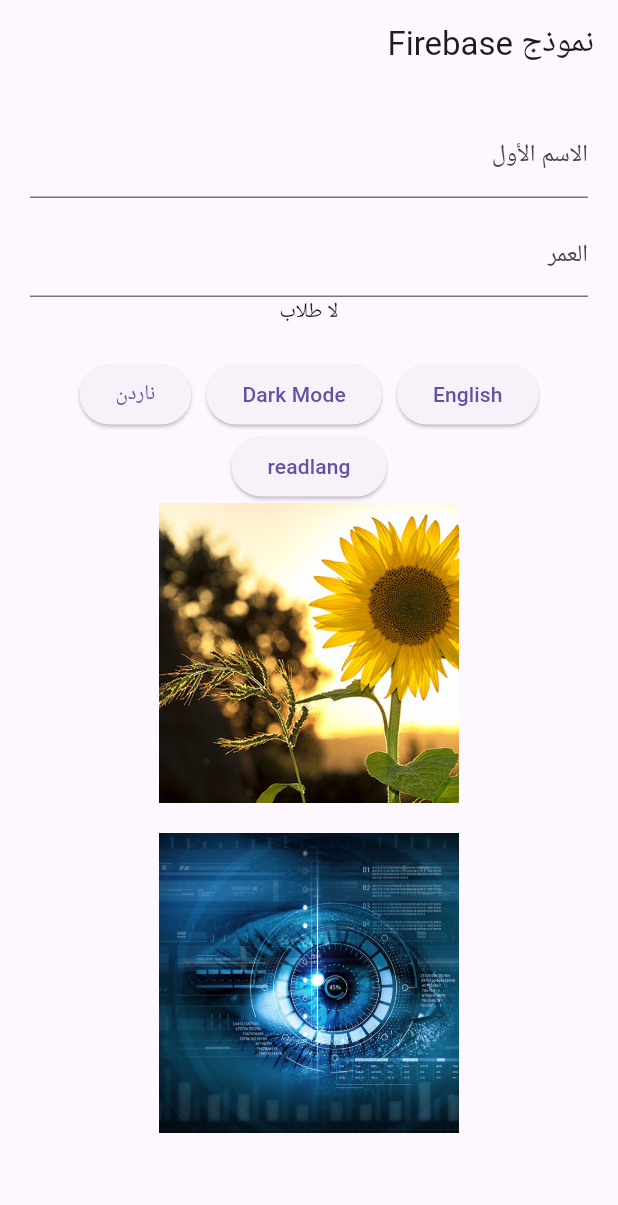
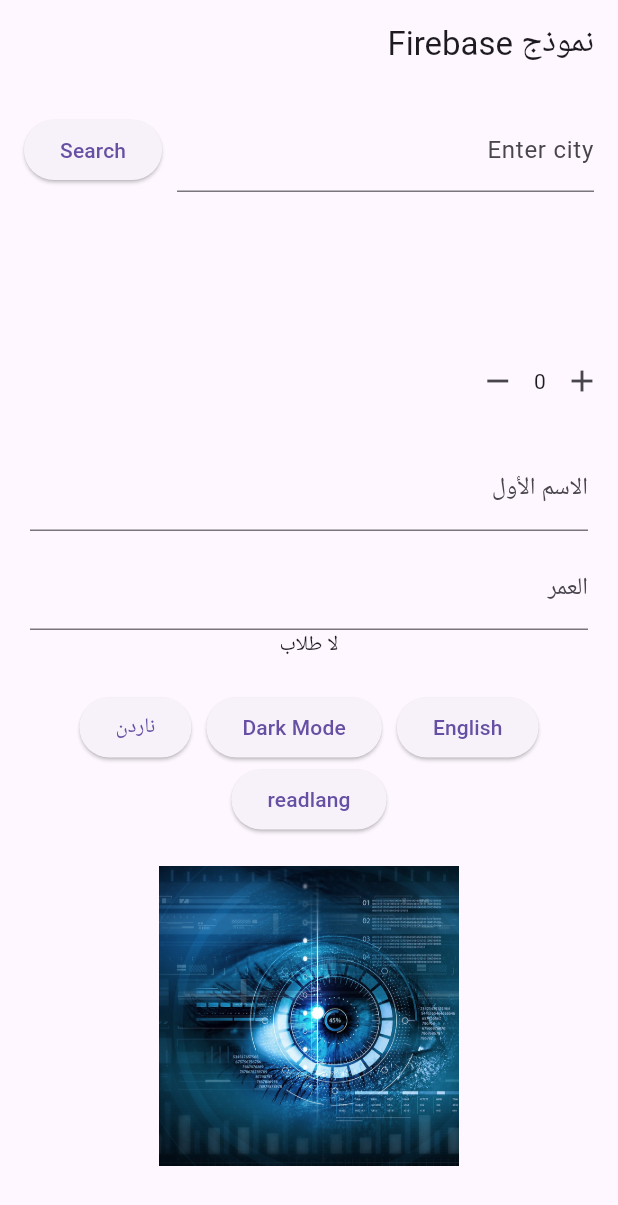
Before and after one commit to chraakhan/internshipprac, a Flutter app: the screen it shows after launch, on a phone screen of 412 x 824 dp. Shown: the top 1205 px of the screen. Run offline on Flutter 3.47's test engine with Material 3 defaults, Android fonts, the phone set to English and light mode, and no system bars; our stand-ins replace cloud_firestore, dio, easy_localization, firebase_core, flutter_bloc, shared_preferences; accounts and stored records are empty.

Commit message:
i added API and implemented cubit for theme, students,and counter but not for API yet

```diff
--- /dev/null
+++ b/lib/cubits/counter_cubit.dart
@@ -0,0 +1,12 @@
+import 'package:flutter_bloc/flutter_bloc.dart';
+
+class CounterCubit extends Cubit<int> {
+  CounterCubit() : super(0);
+  // 👆 starts at 0
+
+  void increment() => emit(state + 1);
+  // 👆 adds 1
+
+  void decrement() => emit(state - 1);
+  // 👆 removes 1
+}
--- /dev/null
+++ b/lib/cubits/student_cubit.dart
@@ -0,0 +1,71 @@
+import 'package:flutter_bloc/flutter_bloc.dart';
+import 'package:cloud_firestore/cloud_firestore.dart';
+
+// ── STATE ──────────────────────────────────────────
+// this describes everything the student form needs
+class StudentState {
+  final int studentCount;
+  final bool hasSubmitted;
+  final String submittedName;
+  final String submittedAge;
+  final bool isLoading;
+
+  const StudentState({
+    this.studentCount = 0,
+    this.hasSubmitted = false,
+    this.submittedName = '',
+    this.submittedAge = '',
+    this.isLoading = false,
+  });
+  // 👆 all values start empty/zero/false by default
+
+  StudentState copyWith({
+    int? studentCount,
+    bool? hasSubmitted,
+    String? submittedName,
+    String? submittedAge,
+    bool? isLoading,
+  }) {
+    return StudentState(
+      studentCount: studentCount ?? this.studentCount,
+      hasSubmitted: hasSubmitted ?? this.hasSubmitted,
+      submittedName: submittedName ?? this.submittedName,
+      submittedAge: submittedAge ?? this.submittedAge,
+      isLoading: isLoading ?? this.isLoading,
+    );
+  }
+
+  // 👆 copyWith lets us change only ONE value
+  //    and keep everything else the same
+  //    example: copyWith(studentCount: 5)
+  //    only changes studentCount, rest stays the same
+}
+
+// ── CUBIT ──────────────────────────────────────────
+class StudentCubit extends Cubit<StudentState> {
+  StudentCubit() : super(const StudentState());
+  // 👆 start with empty state
+
+  Future<void> submitStudent(String name, String age) async {
+    emit(state.copyWith(isLoading: true));
+    // 👆 show loading spinner
+
+    await FirebaseFirestore.instance.collection('students').add({
+      'name': name,
+      'age': age,
+      'time': DateTime.now().toString(),
+    });
+    // 👆 save to Firebase
+
+    emit(
+      state.copyWith(
+        isLoading: false,
+        hasSubmitted: true,
+        submittedName: name,
+        submittedAge: age,
+        studentCount: state.studentCount + 1,
+      ),
+    );
+    // 👆 update everything at once after Firebase saves
+  }
+}
--- /dev/null
+++ b/lib/home_page.dart
@@ -0,0 +1,228 @@
+import 'package:easy_localization/easy_localization.dart';
+import 'package:flutter/material.dart';
+import 'package:flutter_bloc/flutter_bloc.dart';
+import 'package:intl/intl.dart';
+import 'package:shared_preferences/shared_preferences.dart';
+import 'cubits/counter_cubit.dart';
+import 'cubits/theme_cubit.dart';
+import 'cubits/student_cubit.dart';
+import '../services/weather_service.dart';
+
+class HomePage extends StatefulWidget {
+  const HomePage({super.key});
+
+  @override
+  State<HomePage> createState() => _HomePageState();
+}
+
+class _HomePageState extends State<HomePage> {
+  final nameController = TextEditingController();
+  final ageController = TextEditingController();
+  final _weatherService = WeatherService();
+  String temperature = '';
+  String description = '';
+  final cityController = TextEditingController();
+  // 👆 your original controllers, exactly the same
+
+  void fetchWeather() async {
+    if (cityController.text.trim().isEmpty) return;
+    final data = await _weatherService.getWeather(cityController.text);
+    setState(() {
+      temperature = '${data['main']['temp']}°C';
+      description = data['weather'][0]['description'];
+    });
+  }
+
+  @override
+  void initState() {
+    super.initState();
+    fetchWeather();
+  }
+
+  @override
+  void dispose() {
+    nameController.dispose();
+    ageController.dispose();
+    cityController.dispose();
+    super.dispose();
+  }
+
+  @override
+  Widget build(BuildContext context) {
+    return Scaffold(
+      appBar: AppBar(title: Text("title".tr())),
+      // 👆 your original appBar, exactly the same
+      body: Column(
+        children: [
+          // ── COUNTER SECTION ──────────────────────
+          // your original counter Row
+          // only change: setState → Cubit
+          Padding(
+            padding: const EdgeInsets.all(16),
+            child: Row(
+              children: [
+                Expanded(
+                  child: TextField(
+                    controller: cityController,
+                    decoration: InputDecoration(labelText: 'Enter city'),
+                  ),
+                ),
+                const SizedBox(width: 10),
+                ElevatedButton(
+                  onPressed: () => fetchWeather(),
+                  child: Text('Search'),
+                ),
+              ],
+            ),
+          ),
+          Text(temperature, style: TextStyle(fontSize: 40)),
+          Text(description, style: TextStyle(fontSize: 20)),
+          BlocBuilder<CounterCubit, int>(
+            builder: (context, counter) {
+              return Row(
+                children: [
+                  IconButton(
+                    onPressed: () => context.read<CounterCubit>().increment(),
+                    icon: Icon(Icons.add),
+                  ),
+                  Text("$counter"),
+                  IconButton(
+                    onPressed: () => context.read<CounterCubit>().decrement(),
+                    icon: Icon(Icons.remove),
+                  ),
+                ],
+              );
+            },
+          ),
+
+          // ── EVERYTHING ELSE ───────────────────────
+          // your original Padding + Column, exactly the same
+          Padding(
+            padding: const EdgeInsets.all(20),
+            child: Column(
+              children: [
+                // your original text fields
+                TextField(
+                  controller: nameController,
+                  decoration: InputDecoration(labelText: "firstname".tr()),
+                ),
+                const SizedBox(height: 10),
+                TextField(
+                  controller: ageController,
+                  keyboardType: TextInputType.number,
+                  decoration: InputDecoration(labelText: "age".tr()),
+                ),
+
+                // student count and welcome text
+                // only change: setState → Cubit
+                BlocBuilder<StudentCubit, StudentState>(
+                  builder: (context, state) {
+                    return Column(
+                      children: [
+                        Text(
+                          "students".plural(
+                            state.studentCount,
+                            format: NumberFormat.decimalPattern(),
+                          ),
+                        ),
+                        if (state.hasSubmitted)
+                          Text(
+                            'welcome'.tr(
+                              args: [state.submittedName, state.submittedAge],
+                            ),
+                          ),
+                      ],
+                    );
+                  },
+                ),
+
+                const SizedBox(height: 20),
+
+                // your original buttons row
+                Row(
+                  mainAxisAlignment: MainAxisAlignment.center,
+                  children: [
+                    // language button — exactly the same
+                    ElevatedButton(
+                      onPressed: () async {
+                        final prefs = await SharedPreferences.getInstance();
+                        if (context.locale == Locale('ar')) {
+                          context.setLocale(Locale('en'));
+                          prefs.setString('lang', 'en');
+                        } else {
+                          context.setLocale(Locale('ar'));
+                          prefs.setString('lang', 'ar');
+                        }
+                      },
+                      child: Text(
+                        context.locale == Locale('ar') ? 'English' : 'عربي',
+                      ),
+                    ),
+                    const SizedBox(width: 10),
+
+                    // dark mode button
+                    // only change: widget.onThemeToggle → Cubit
+                    BlocBuilder<ThemeCubit, bool>(
+                      builder: (context, isDarkMode) {
+                        return ElevatedButton(
+                          onPressed: () =>
+                              context.read<ThemeCubit>().toggleTheme(),
+                          child: Text(isDarkMode ? 'Light Mode' : 'Dark Mode'),
+                        );
+                      },
+                    ),
+                    const SizedBox(width: 10),
+
+                    // submit button
+                    // only change: sendData() → Cubit
+                    BlocBuilder<StudentCubit, StudentState>(
+                      builder: (context, state) {
+                        return ElevatedButton(
+                          onPressed: state.isLoading
+                              ? null
+                              : () {
+                                  context.read<StudentCubit>().submitStudent(
+                                    nameController.text,
+                                    ageController.text,
+                                  );
+                                  nameController.clear();
+                                  ageController.clear();
+                                },
+                          child: state.isLoading
+                              ? CircularProgressIndicator()
+                              : Text("submit").tr(),
+                        );
+                      },
+                    ),
+                  ],
+                ),
+
+                // read language button — exactly the same
+                ElevatedButton(
+                  onPressed: () async {
+                    final prefs = await SharedPreferences.getInstance();
+                    final String? lang = prefs.getString('lang');
+                    ScaffoldMessenger.of(
+                      context,
+                    ).showSnackBar(SnackBar(content: Text('$lang'.tr())));
+                  },
+                  child: Text("readlang").tr(),
+                ),
+
+                // your original images — exactly the same
+                const SizedBox(height: 20),
+                Image.asset(
+                  'assets/images/image2.jpeg',
+                  width: 200,
+                  height: 200,
+                  fit: BoxFit.cover,
+                ),
+                const SizedBox(height: 20),
+              ],
+            ),
+          ),
+        ],
+      ),
+    );
+  }
+}
--- a/lib/main.dart
+++ b/lib/main.dart
@@ -1,216 +1,69 @@
 import 'package:easy_localization/easy_localization.dart';
 import 'package:flutter/material.dart';
 import 'package:firebase_core/firebase_core.dart';
-import 'package:cloud_firestore/cloud_firestore.dart';
+import 'package:flutter_bloc/flutter_bloc.dart';
 import 'firebase_options.dart';
-import 'package:intl/intl.dart';
-import 'package:shared_preferences/shared_preferences.dart';
+import 'cubits/counter_cubit.dart';
+import 'cubits/theme_cubit.dart';
+import 'cubits/student_cubit.dart';
+import 'home_page.dart';
 
 void main() async {
   WidgetsFlutterBinding.ensureInitialized();
   await EasyLocalization.ensureInitialized();
-
   await Firebase.initializeApp(options: DefaultFirebaseOptions.currentPlatform);
 
   runApp(
     EasyLocalization(
-      child: const MyApp(),
       supportedLocales: const [Locale('en'), Locale('ar')],
       path: 'assets/translations',
       startLocale: const Locale('ar'),
+      child: const MyApp(),
     ),
   );
 }
 
-// CHANGED: StatelessWidget → StatefulWidget so it can hold _isDarkMode
-class MyApp extends StatefulWidget {
+class MyApp extends StatelessWidget {
+  // 👆 no longer StatefulWidget — Cubits handle everything now
   const MyApp({super.key});
 
   @override
-  State<MyApp> createState() => _MyAppState();
-}
-
-class _MyAppState extends State<MyApp> {
-  bool _isDarkMode = false; // MOVED here from HomePage
-
-  @override
-  void initState() {
-    super.initState();
-    _loadTheme(); // read the notebook when app opens
-  }
-
-  Future<void> _loadTheme() async {
-    final prefs = await SharedPreferences.getInstance(); // open notebook
-    setState(() {
-      _isDarkMode = prefs.getBool('isDarkMode') ?? false; // read value
-    });
-  }
-
-  @override
   Widget build(BuildContext context) {
-    return MaterialApp(
-      localizationsDelegates: context.localizationDelegates,
-      supportedLocales: context.supportedLocales,
-      locale: context.locale,
-      debugShowCheckedModeBanner: false,
-      theme: ThemeData.light(), // ADDED — light mode colors
-      darkTheme: ThemeData.dark(), // ADDED — dark mode colors
-      // ADDED — this is what actually switches the app theme
-      themeMode: _isDarkMode ? ThemeMode.dark : ThemeMode.light,
-      home: HomePage(
-        isDarkMode: _isDarkMode, // ADDED — pass value down to HomePage
-        onThemeToggle: () async {
-          // ADDED — pass toggle action down to HomePage
-          final prefs = await SharedPreferences.getInstance();
-          setState(() {
-            _isDarkMode = !_isDarkMode; // flip the value
-          });
-          await prefs.setBool('isDarkMode', _isDarkMode); // save to notebook
+    return MultiBlocProvider(
+      // 👆 provides ALL 3 cubits to the whole app at once
+      providers: [
+        BlocProvider(
+          create: (_) => ThemeCubit()..loadTheme(),
+          // 👆 create ThemeCubit AND immediately load saved theme
+          //    .. means "call loadTheme() on the same object"
+        ),
+        BlocProvider(
+          create: (_) => CounterCubit(),
+          // 👆 create CounterCubit, starts at 0
+        ),
+        BlocProvider(
+          create: (_) => StudentCubit(),
+          // 👆 create StudentCubit, starts with empty state
+        ),
+      ],
+      child: BlocBuilder<ThemeCubit, bool>(
+        // 👆 watches ThemeCubit — rebuilds MaterialApp when theme changes
+        builder: (context, isDarkMode) {
+          return MaterialApp(
+            localizationsDelegates: context.localizationDelegates,
+            supportedLocales: context.supportedLocales,
+            locale: context.locale,
+            debugShowCheckedModeBanner: false,
+            theme: ThemeData.light(),
+            darkTheme: ThemeData.dark(),
+            themeMode: isDarkMode ? ThemeMode.dark : ThemeMode.light,
+            // 👆 isDarkMode comes from ThemeCubit automatically
+            home: HomePage(),
+            // 👆 no more passing isDarkMode and onThemeToggle down!
+            //    HomePage gets them directly from the Cubit
+          );
         },
       ),
     );
   }
 }
-
-// CHANGED: added isDarkMode and onThemeToggle parameters
-class HomePage extends StatefulWidget {
-  final bool isDarkMode;
-  final VoidCallback onThemeToggle;
-
-  const HomePage({
-    super.key,
-    required this.isDarkMode,
-    required this.onThemeToggle,
-  });
-
-  @override
-  State<HomePage> createState() => _HomePageState();
-}
-
-class _HomePageState extends State<HomePage> {
-  final nameController = TextEditingController();
-  final ageController = TextEditingController();
-  int _submitCount = 0;
-  int _studentCount = 0;
-  bool _hasSubmitted = false; // false = not submitted yet
-  String _submittedName = '';
-  String _submittedAge = '';
-  // REMOVED: _isDarkMode, _loadTheme, _saveTheme — they moved to MyApp
-
-  Future<void> sendData() async {
-    await FirebaseFirestore.instance.collection('students').add({
-      'name': nameController.text,
-      'age': ageController.text,
-      'time': DateTime.now().toString(),
-    });
-
-    setState(() {
-      _submittedName = nameController.text; // save name before clearing
-      _submittedAge = ageController.text; // save age before clearing
-      _submitCount++;
-      _studentCount++;
-      _hasSubmitted = true;
-    });
-    nameController.clear();
-    ageController.clear();
-
-    ScaffoldMessenger.of(context).showSnackBar(
-      SnackBar(
-        content: Text(
-          "mesg".plural(_submitCount, format: NumberFormat.decimalPattern()),
-        ),
-      ),
-    );
-  }
-
-  @override
-  Widget build(BuildContext context) {
-    return Scaffold(
-      appBar: AppBar(title: Text("title".tr())),
-      body: Padding(
-        padding: const EdgeInsets.all(20),
-        child: Column(
-          children: [
-            TextField(
-              controller: nameController,
-              decoration: InputDecoration(labelText: "firstname".tr()),
-            ),
-            const SizedBox(height: 10),
-            TextField(
-              controller: ageController,
-              keyboardType: TextInputType.number,
-              decoration: InputDecoration(labelText: "age".tr()),
-            ),
-            Text(
-              "students".plural(
-                _studentCount,
-                format: NumberFormat.decimalPattern(),
-              ),
-            ),
-            if (_hasSubmitted)
-              Text('welcome'.tr(args: [_submittedName, _submittedAge])),
-            const SizedBox(height: 20),
-            Row(
-              mainAxisAlignment: MainAxisAlignment.center,
-              children: [
-                // language button
-                ElevatedButton(
-                  onPressed: () async {
-                    final prefs = await SharedPreferences.getInstance();
-                    if (context.locale == Locale('ar')) {
-                      context.setLocale(Locale('en'));
-                      prefs.setString('lang', 'en');
-                    } else {
-                      context.setLocale(Locale('ar'));
-                      prefs.setString('lang', 'ar');
-                    }
-                  },
-                  child: Text(
-                    context.locale == Locale('ar') ? 'English' : 'عربي',
-                  ),
-                ),
-                const SizedBox(
-                  width: 10,
-                ), // width not height — horizontal space
-                // dark mode button
-                ElevatedButton(
-                  onPressed: widget.onThemeToggle,
-                  child: Text(widget.isDarkMode ? 'Light Mode' : 'Dark Mode'),
-                ),
-                const SizedBox(
-                  width: 10,
-                ), // width not height — horizontal space
-                // submit button
-                ElevatedButton(onPressed: sendData, child: Text("submit").tr()),
-              ],
-            ),
-            ElevatedButton(
-              onPressed: () async {
-                final prefs = await SharedPreferences.getInstance();
-                final String? lang = prefs.getString('lang');
-                ScaffoldMessenger.of(
-                  context,
-                ).showSnackBar(SnackBar(content: Text('$lang'.tr())));
-              },
-              child: Text("readlang").tr(),
-            ),
-            Image.asset(
-              'assets/images/image1.jpg', // the path to your image
-              width: 200, // how wide
-              height: 200, // how tall
-              fit: BoxFit.cover, // fills the space without stretching
-            ),
-            const SizedBox(height: 20),
-            Image.asset(
-              'assets/images/image2.jpeg', // the path to your image
-              width: 200, // how wide
-              height: 200, // how tall
-              fit: BoxFit.cover, // fills the space without stretching
-            ),
-            const SizedBox(height: 20),
-          ],
-        ),
-      ),
-    );
-  }
-}
--- /dev/null
+++ b/lib/services/weather_service.dart
@@ -0,0 +1,22 @@
+import 'package:dio/dio.dart';
+
+class WeatherService {
+  final Dio _dio = Dio();
+  final String _apiKey = '17eaeeeb3af1db21970dfa6307ae54d9';
+
+  Future<Map<String, dynamic>> getWeather(String city) async {
+    try {
+      final response = await _dio.get(
+        'https://api.openweathermap.org/data/2.5/weather',
+        queryParameters: {
+          'q': city,
+          'appid': _apiKey,
+          'units': 'metric', // celsius
+        },
+      );
+      return response.data;
+    } on DioException catch (e) {
+      throw Exception('Failed to get weather: ${e.message}');
+    }
+  }
+}
--- a/pubspec.yaml
+++ b/pubspec.yaml
@@ -39,6 +39,8 @@ dependencies:
   firebase_auth: ^6.5.2
   easy_localization: ^3.0.8
   shared_preferences: ^2.5.5
+  flutter_bloc: ^8.1.6
+  dio: ^5.9.2
 
 dev_dependencies:
   flutter_test:
```
Also changed, not shown: lib/cubits/theme_cubit.dart (added, +26 -0 lines), pubspec.lock.
